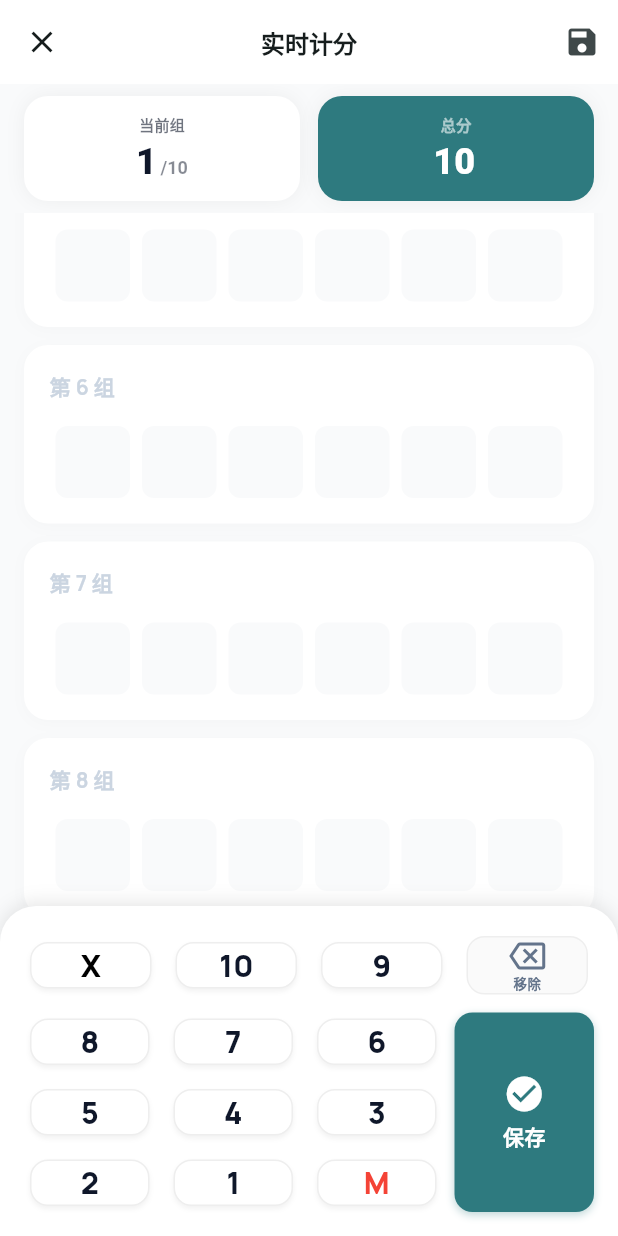
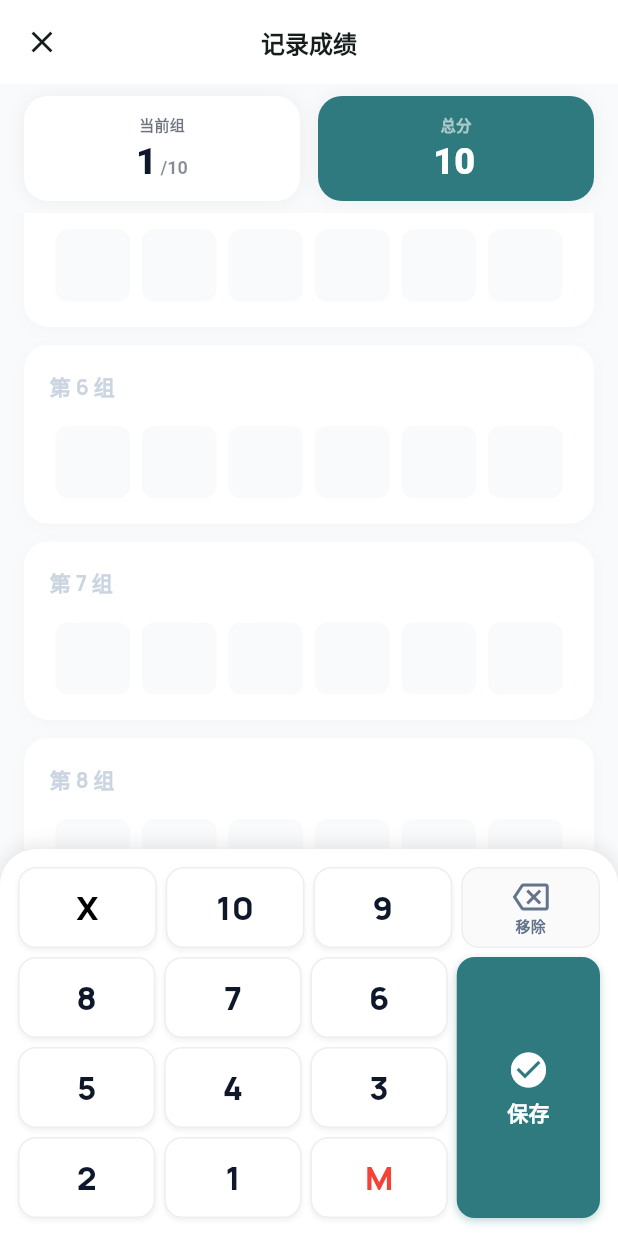
Before and after one commit to BinGess/archerypro, a Flutter app: the ScoringScreen screen opened directly, scrolled down 576 dp, after a tap on "10", on a phone screen of 412 x 824 dp. Run offline on Flutter 3.47's test engine with Material 3 defaults, Android fonts, the phone set to English and light mode, and no system bars; our stand-ins replace fl_chart, flutter_riverpod, google_fonts, hive, hive_flutter; accounts and stored records are empty.

Commit message:
修改了一些分数记录页面的UI细节和简单的逻辑，更好用了

```diff
--- a/lib/screens/scoring_screen.dart
+++ b/lib/screens/scoring_screen.dart
@@ -70,18 +70,12 @@ class _ScoringScreenState extends ConsumerState<ScoringScreen> {
     return Scaffold(
       backgroundColor: AppColors.backgroundLight,
       appBar: AppBar(
-        title: const Text('实时计分', style: TextStyle(fontWeight: FontWeight.w800, fontSize: 16)),
+        title: const Text('记录成绩', style: TextStyle(fontWeight: FontWeight.w800, fontSize: 16)),
         centerTitle: true,
         leading: IconButton(
           icon: const Icon(Icons.close),
           onPressed: () => _confirmExit(context),
         ),
-        actions: [
-          IconButton(
-            icon: const Icon(Icons.save),
-            onPressed: () => _saveSession(),
-          )
-        ],
       ),
       body: Column(
         children: [
@@ -200,14 +194,11 @@ class _ScoringScreenState extends ConsumerState<ScoringScreen> {
       itemCount: displayCount + 1, // +1 for "One More End" button
       itemBuilder: (context, index) {
         if (index == displayCount) {
-          // Footer Button
-          if (ends.length >= maxEnds) {
-             return Padding(
-               padding: const EdgeInsets.only(top: 16),
-               child: _oneMoreEndButton(),
-             );
-          }
-          return const SizedBox.shrink();
+          // Footer Button - Always show "One More End"
+           return Padding(
+             padding: const EdgeInsets.only(top: 16),
+             child: _oneMoreEndButton(),
+           );
         }
 
         final endNumber = index + 1;
@@ -476,7 +467,7 @@ class _ScoringScreenState extends ConsumerState<ScoringScreen> {
   // Update keypad to be fixed bottom panel
   Widget _buildKeypad() {
     return Container(
-      padding: const EdgeInsets.all(16),
+      padding: const EdgeInsets.all(12),
       decoration: BoxDecoration(
         color: Colors.white,
         boxShadow: [
@@ -495,11 +486,11 @@ class _ScoringScreenState extends ConsumerState<ScoringScreen> {
           Row(
             children: [
               Expanded(child: _keypadBtn('X', Colors.black, isText: true, onTap: () => _addScore(11))),
-              const SizedBox(width: 8),
+              const SizedBox(width: 6),
               Expanded(child: _keypadBtn('10', AppColors.textSlate900, onTap: () => _addScore(10))),
-              const SizedBox(width: 8),
+              const SizedBox(width: 6),
               Expanded(child: _keypadBtn('9', AppColors.textSlate900, onTap: () => _addScore(9))),
-              const SizedBox(width: 8),
+              const SizedBox(width: 6),
               Expanded(
                 child: _iconKeypadBtn(
                   Icons.backspace_outlined,
@@ -509,7 +500,7 @@ class _ScoringScreenState extends ConsumerState<ScoringScreen> {
               ),
             ],
           ),
-          const SizedBox(height: 8),
+          const SizedBox(height: 6),
 
           // Row 2-4: 8-1, M, and Save button on the right
           IntrinsicHeight(
@@ -525,40 +516,40 @@ class _ScoringScreenState extends ConsumerState<ScoringScreen> {
                       Row(
                         children: [
                           Expanded(child: _keypadBtn('8', AppColors.textSlate900, onTap: () => _addScore(8))),
-                          const SizedBox(width: 8),
+                          const SizedBox(width: 6),
                           Expanded(child: _keypadBtn('7', AppColors.textSlate900, onTap: () => _addScore(7))),
-                          const SizedBox(width: 8),
+                          const SizedBox(width: 6),
                           Expanded(child: _keypadBtn('6', AppColors.textSlate900, onTap: () => _addScore(6))),
                         ],
                       ),
-                      const SizedBox(height: 8),
+                      const SizedBox(height: 6),
 
                       // Row 3: 5, 4, 3
                       Row(
                         children: [
                           Expanded(child: _keypadBtn('5', AppColors.textSlate900, onTap: () => _addScore(5))),
-                          const SizedBox(width: 8),
+                          const SizedBox(width: 6),
                           Expanded(child: _keypadBtn('4', AppColors.textSlate900, onTap: () => _addScore(4))),
-                          const SizedBox(width: 8),
+                          const SizedBox(width: 6),
                           Expanded(child: _keypadBtn('3', AppColors.textSlate900, onTap: () => _addScore(3))),
                         ],
                       ),
-                      const SizedBox(height: 8),
+                      const SizedBox(height: 6),
 
                       // Row 4: 2, 1, M
                       Row(
                         children: [
                           Expanded(child: _keypadBtn('2', AppColors.textSlate900, onTap: () => _addScore(2))),
-                          const SizedBox(width: 8),
+                          const SizedBox(width: 6),
                           Expanded(child: _keypadBtn('1', AppColors.textSlate900, onTap: () => _addScore(1))),
-                          const SizedBox(width: 8),
+                          const SizedBox(width: 6),
                           Expanded(child: _keypadBtn('M', Colors.red, isText: true, onTap: () => _addScore(0))),
                         ],
                       ),
                     ],
                   ),
                 ),
-                const SizedBox(width: 8),
+                const SizedBox(width: 6),
 
                 // Right side: Save button (spans 3 rows)
                 Expanded(
@@ -576,14 +567,30 @@ class _ScoringScreenState extends ConsumerState<ScoringScreen> {
     final scoringState = ref.read(scoringProvider);
     if (scoringState.currentEnd == null) return;
 
-    // Check if end is full BEFORE adding arrow (for notification logic)
-    final isEndFullBefore = scoringState.currentEnd!.arrows.length >= (scoringState.arrowsPerEnd - 1);
+    // Prevent auto-creating new ends via keypad if we reached maxEnds
+    // Only allow input if we are editing an existing valid end or if focused index is within bounds
+    // focusedEndIndex is 0-based. maxEnds is count.
+    // If focusedEndIndex == maxEnds, it means we are trying to add to a new end beyond the limit.
+    if (scoringState.focusedEndIndex >= scoringState.maxEnds) {
+      // Allow if we are editing a past end? No, focusedEndIndex tracks cursor.
+      // If cursor is past the end, block input.
+      return;
+    }
+
+    // Check if we are about to fill the last arrow of the current end
+    // This logic relies on the current focus state BEFORE adding the arrow
+    final isLastArrowOfEnd = scoringState.focusedArrowIndex == (scoringState.arrowsPerEnd - 1);
+    final currentEndNumForPopup = scoringState.focusedEndIndex + 1;
 
     // Add arrow and check if session is complete
     final isComplete = await ref.read(scoringProvider.notifier).addArrow(score);
 
     // End Completion Notification
-    if (!isComplete && isEndFullBefore) {
+    // Show only if we just completed an end (isLastArrowOfEnd was true) AND session is not complete yet
+    // Note: addArrow returns true only if the ENTIRE SESSION is complete (all ends done)
+    if (!isComplete && isLastArrowOfEnd) {
+       // Re-read state to get the updated total score
+       final updatedState = ref.read(scoringProvider);
        ScaffoldMessenger.of(context).showSnackBar(
         SnackBar(
           content: Row(
@@ -594,14 +601,14 @@ class _ScoringScreenState extends ConsumerState<ScoringScreen> {
                 crossAxisAlignment: CrossAxisAlignment.start,
                 mainAxisSize: MainAxisSize.min,
                 children: [
-                  Text('第 ${scoringState.currentEndNumber} 组完成', style: const TextStyle(fontWeight: FontWeight.bold)),
-                  Text('总分: ${scoringState.totalScore}', style: const TextStyle(fontSize: 12)),
+                  Text('第 $currentEndNumForPopup 组完成', style: const TextStyle(fontWeight: FontWeight.bold)),
+                  Text('总分: ${updatedState.totalScore}', style: const TextStyle(fontSize: 12)),
                 ],
               ),
             ],
           ),
           backgroundColor: Colors.green,
-          duration: const Duration(seconds: 2),
+          duration: const Duration(seconds: 1), // Shortened duration
           behavior: SnackBarBehavior.floating,
           shape: RoundedRectangleBorder(borderRadius: BorderRadius.circular(12)),
         ),
@@ -759,7 +766,8 @@ class _ScoringScreenState extends ConsumerState<ScoringScreen> {
 
   Widget _keypadBtn(String text, Color color, {bool isText = false, VoidCallback? onTap}) {
     return Container(
-      margin: const EdgeInsets.all(4),
+      height: 54, // Fixed height, slightly taller
+      margin: const EdgeInsets.all(0), // Margin handled by parent layout for tighter control
       decoration: BoxDecoration(
         color: Colors.white,
         borderRadius: BorderRadius.circular(12),
@@ -773,7 +781,7 @@ class _ScoringScreenState extends ConsumerState<ScoringScreen> {
           borderRadius: BorderRadius.circular(12),
           child: Container(
             alignment: Alignment.center,
-            child: Text(text, style: TextStyle(fontSize: 20, fontWeight: FontWeight.w900, color: color)),
+            child: Text(text, style: TextStyle(fontSize: 22, fontWeight: FontWeight.w900, color: color)),
           ),
         ),
       ),
@@ -782,7 +790,8 @@ class _ScoringScreenState extends ConsumerState<ScoringScreen> {
 
   Widget _iconKeypadBtn(IconData icon, String label, {VoidCallback? onTap}) {
     return Container(
-      margin: const EdgeInsets.all(4),
+      height: 54,
+      margin: const EdgeInsets.all(0),
       decoration: BoxDecoration(color: Colors.grey.shade50, borderRadius: BorderRadius.circular(12), border: Border.all(color: Colors.grey.shade200)),
       child: Material(
         color: Colors.transparent,
@@ -791,7 +800,7 @@ class _ScoringScreenState extends ConsumerState<ScoringScreen> {
           borderRadius: BorderRadius.circular(12),
           child: Column(
             mainAxisAlignment: MainAxisAlignment.center,
-            children: [Icon(icon, color: AppColors.textSlate500), Text(label, style: const TextStyle(fontSize: 9, fontWeight: FontWeight.bold, color: AppColors.textSlate500))],
+            children: [Icon(icon, color: AppColors.textSlate500, size: 24), Text(label, style: const TextStyle(fontSize: 10, fontWeight: FontWeight.bold, color: AppColors.textSlate500))],
           ),
         ),
       ),
```
Also changed, not shown: 11 other files.
